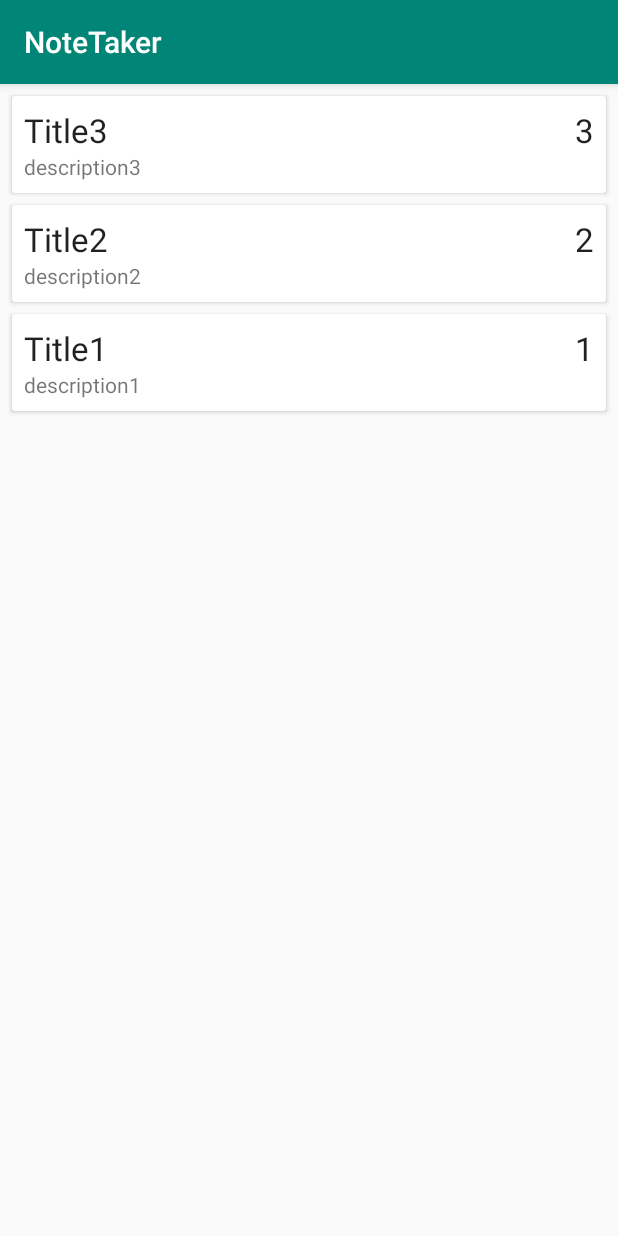
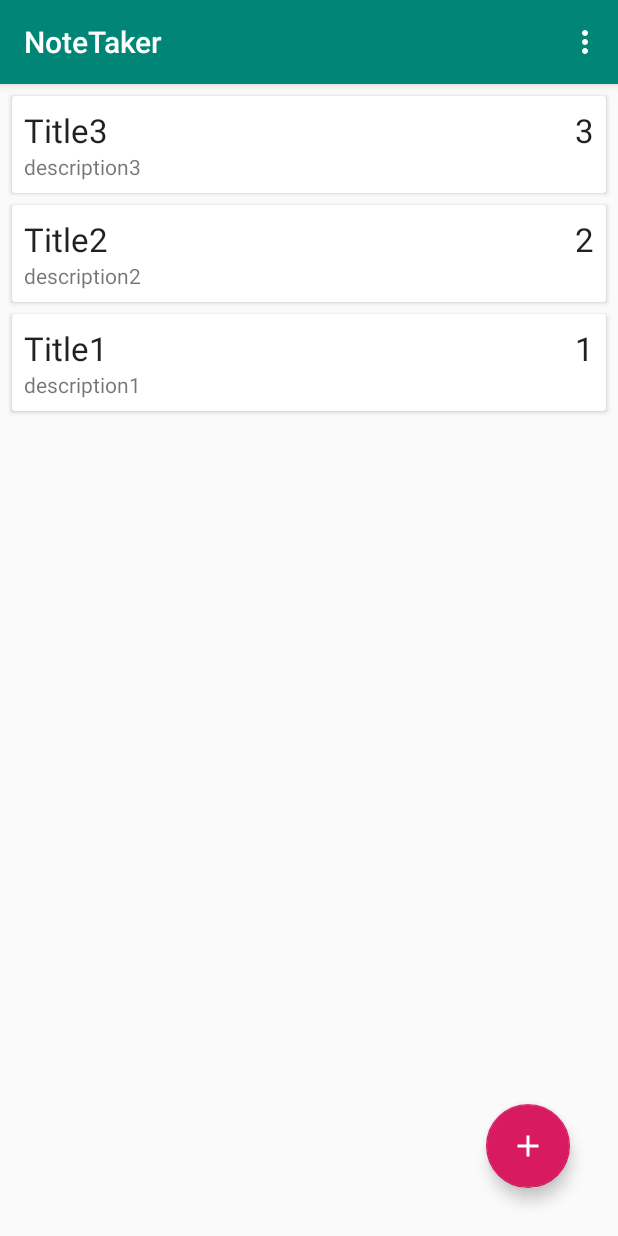
Before and after one commit to vansha10/NoteTaker, an Android app: the screen it shows after launch (MainActivity), on a phone screen of 412 x 824 dp. Run offline under Robolectric (Android 15) with nearby library versions, the phone set to English and light mode, and no system bars; our stand-ins replace Room's generated code.

Commit message:
Added add note and delete note functionality

```diff
--- a/app/src/main/AndroidManifest.xml
+++ b/app/src/main/AndroidManifest.xml
@@ -9,7 +9,10 @@
         android:roundIcon="@mipmap/ic_launcher_round"
         android:supportsRtl="true"
         android:theme="@style/AppTheme">
-        <activity android:name=".MainActivity">
+        <activity android:name=".AddNoteActivity"
+            android:parentActivityName=".MainActivity"></activity>
+        <activity android:name=".MainActivity"
+            android:launchMode="singleTop">
             <intent-filter>
                 <action android:name="android.intent.action.MAIN" />
 
--- a/app/src/main/java/com/o/notetaker/MainActivity.java
+++ b/app/src/main/java/com/o/notetaker/MainActivity.java
@@ -1,13 +1,22 @@
 package com.o.notetaker;
 
+import androidx.annotation.NonNull;
 import androidx.appcompat.app.AppCompatActivity;
 import androidx.lifecycle.Observer;
 import androidx.lifecycle.ViewModelProvider;
+import androidx.recyclerview.widget.ItemTouchHelper;
 import androidx.recyclerview.widget.LinearLayoutManager;
 import androidx.recyclerview.widget.RecyclerView;
 
+import android.content.Intent;
 import android.os.Bundle;
+import android.view.Menu;
+import android.view.MenuInflater;
+import android.view.MenuItem;
+import android.view.View;
 import android.widget.Toast;
+
+import com.google.android.material.floatingactionbutton.FloatingActionButton;
 
 import java.util.List;
 
@@ -37,5 +46,49 @@ public class MainActivity extends AppCompatActivity {
                 noteAdapter.setNotes(notes);
             }
         });
+
+        FloatingActionButton buttonAddNote = findViewById(R.id.button_add_note);
+        buttonAddNote.setOnClickListener(new View.OnClickListener() {
+            @Override
+            public void onClick(View v) {
+                Intent intent = new Intent(MainActivity.this, AddNoteActivity.class);
+                startActivity(intent);
+            }
+        });
+
+        new ItemTouchHelper(new ItemTouchHelper.SimpleCallback(0,
+                ItemTouchHelper.LEFT | ItemTouchHelper.RIGHT) {
+            @Override
+            public boolean onMove(@NonNull RecyclerView recyclerView, @NonNull RecyclerView.ViewHolder viewHolder, @NonNull RecyclerView.ViewHolder target) {
+                return false;
+            }
+
+            @Override
+            public void onSwiped(@NonNull RecyclerView.ViewHolder viewHolder, int direction) {
+                int position = viewHolder.getAdapterPosition();
+                Note noteToDelete = noteAdapter.getNoteAt(position);
+                noteViewModel.delete(noteToDelete);
+                Toast.makeText(MainActivity.this, "Note deleted", Toast.LENGTH_SHORT).show();
+            }
+        }).attachToRecyclerView(recyclerView);
+    }
+
+    @Override
+    public boolean onCreateOptionsMenu(Menu menu) {
+        MenuInflater menuInflater = getMenuInflater();
+        menuInflater.inflate(R.menu.main_menu, menu);
+        return true;
+    }
+
+    @Override
+    public boolean onOptionsItemSelected(MenuItem item) {
+        switch (item.getItemId()) {
+            case R.id.delete_all_notes:
+                noteViewModel.deleteAll();
+                Toast.makeText(this, "All notes deleted", Toast.LENGTH_SHORT).show();
+                return true;
+            default:
+                return super.onOptionsItemSelected(item);
+        }
     }
 }
--- a/app/src/main/java/com/o/notetaker/NoteAdapter.java
+++ b/app/src/main/java/com/o/notetaker/NoteAdapter.java
@@ -18,6 +18,10 @@ public class NoteAdapter extends RecyclerView.Adapter<NoteAdapter.ViewHolder> {
     public void setNotes(List<Note> notes) {
         this.notes = notes;
         notifyDataSetChanged();
+    }
+
+    public Note getNoteAt(int position) {
+        return notes.get(position);
     }
 
     @NonNull
--- /dev/null
+++ b/app/src/main/res/drawable/ic_add.xml
@@ -0,0 +1,5 @@
+<vector android:height="24dp" android:tint="#FFFFFF"
+    android:viewportHeight="24.0" android:viewportWidth="24.0"
+    android:width="24dp" xmlns:android="http://schemas.android.com/apk/res/android">
+    <path android:fillColor="#FF000000" android:pathData="M19,13h-6v6h-2v-6H5v-2h6V5h2v6h6v2z"/>
+</vector>
--- /dev/null
+++ b/app/src/main/res/drawable/ic_close.xml
@@ -0,0 +1,5 @@
+<vector android:height="24dp" android:tint="#FFFFFF"
+    android:viewportHeight="24.0" android:viewportWidth="24.0"
+    android:width="24dp" xmlns:android="http://schemas.android.com/apk/res/android">
+    <path android:fillColor="#FF000000" android:pathData="M19,6.41L17.59,5 12,10.59 6.41,5 5,6.41 10.59,12 5,17.59 6.41,19 12,13.41 17.59,19 19,17.59 13.41,12z"/>
+</vector>
--- /dev/null
+++ b/app/src/main/res/drawable/ic_save.xml
@@ -0,0 +1,5 @@
+<vector android:height="24dp" android:tint="#FFFFFF"
+    android:viewportHeight="24.0" android:viewportWidth="24.0"
+    android:width="24dp" xmlns:android="http://schemas.android.com/apk/res/android">
+    <path android:fillColor="#FF000000" android:pathData="M17,3L5,3c-1.11,0 -2,0.9 -2,2v14c0,1.1 0.89,2 2,2h14c1.1,0 2,-0.9 2,-2L21,7l-4,-4zM12,19c-1.66,0 -3,-1.34 -3,-3s1.34,-3 3,-3 3,1.34 3,3 -1.34,3 -3,3zM15,9L5,9L5,5h10v4z"/>
+</vector>
--- a/app/src/main/res/layout/activity_main.xml
+++ b/app/src/main/res/layout/activity_main.xml
@@ -13,4 +13,13 @@
         android:layout_height="match_parent"
         tools:listitem="@layout/note_item" />
 
+
+    <com.google.android.material.floatingactionbutton.FloatingActionButton
+        android:id="@+id/button_add_note"
+        android:layout_width="wrap_content"
+        android:layout_height="wrap_content"
+        android:layout_gravity="bottom|end"
+        android:layout_margin="32dp"
+        android:src="@drawable/ic_add" />
+
 </androidx.coordinatorlayout.widget.CoordinatorLayout>
--- /dev/null
+++ b/app/src/main/res/menu/main_menu.xml
@@ -0,0 +1,8 @@
+<?xml version="1.0" encoding="utf-8"?>
+<menu xmlns:android="http://schemas.android.com/apk/res/android"
+    xmlns:app="http://schemas.android.com/apk/res-auto">
+    <item
+        android:id="@+id/delete_all_notes"
+        android:title="Delete all notes"
+        app:showAsAction="never" />
+</menu>
```
Also changed, not shown: app/src/main/java/com/o/notetaker/AddNoteActivity.java (added, +79 -0 lines), app/src/main/java/com/o/notetaker/AddNoteViewModel.java (added, +18 -0 lines), app/src/main/res/layout/activity_add_note.xml (added, +37 -0 lines), app/src/main/res/menu/add_note_menu.xml (added, +9 -0 lines).
